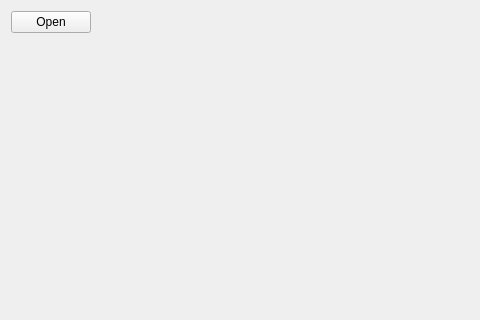
Above: jalousiecontrol.ui from Goodjamp/jalousieContro before the change; both pictures show x 0 to 480 and y 0 to 320 of the 766 by 491 pixel window. Below: the same form after it.
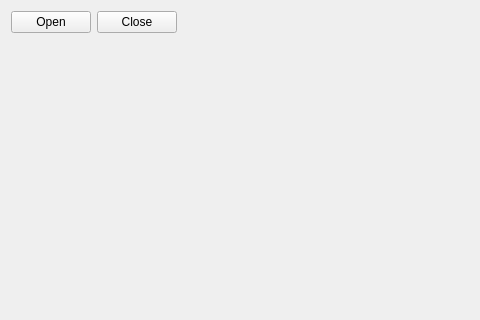
That is the form after the change.

What changed in the file:
```diff
--- a/jalousiecontrol.ui
+++ b/jalousiecontrol.ui
@@ -27,6 +27,13 @@
         </property>
        </widget>
       </item>
+      <item>
+       <widget class="QPushButton" name="pushButton_Close">
+        <property name="text">
+         <string>Close</string>
+        </property>
+       </widget>
+      </item>
       <item>
        <spacer name="horizontalSpacer">
         <property name="orientation">
```
Left out of the diff: 2 changed lines with no effect on the pictures.
